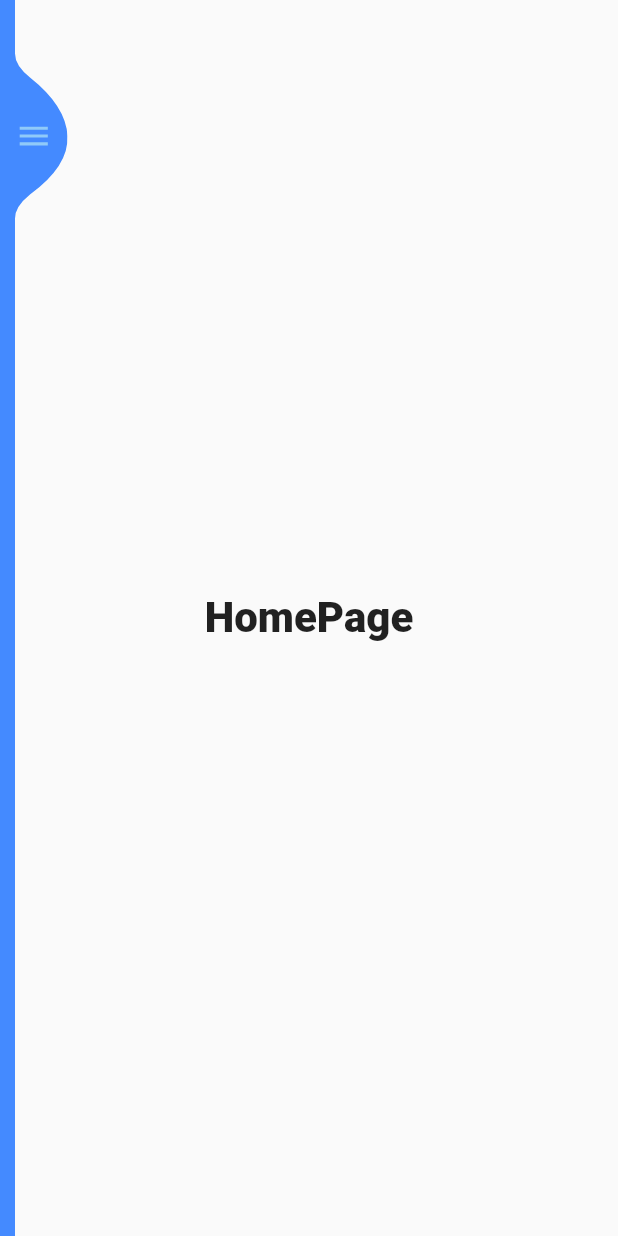
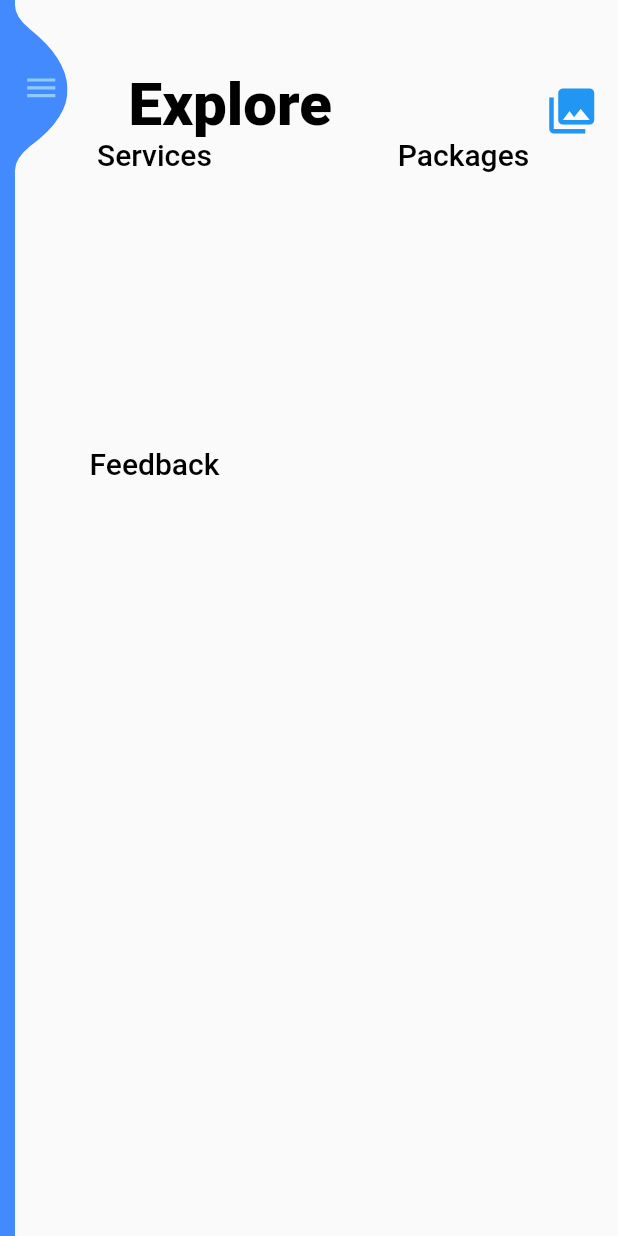
Before and after one commit to Akshaysharma98/home_car_service_flutter_app, a Flutter app: the screen it shows after launch, on a phone screen of 412 x 824 dp. Run offline on Flutter 3.47's test engine with Material 2 defaults, Android fonts, the phone set to English and light mode, and no system bars; our stand-ins replace rxdart.

Commit message:
minor tweaks

```diff
--- a/lib/pages/homepage.dart
+++ b/lib/pages/homepage.dart
@@ -1,11 +1,95 @@
 import 'package:flutter/material.dart';
 
-class HomePage extends StatelessWidget {
+class HomePage extends StatefulWidget {
+  @override
+  _HomePageState createState() => _HomePageState();
+}
+
+class _HomePageState extends State<HomePage> {
   @override
   Widget build(BuildContext context) {
-    return Center(
-      child: Text('HomePage',
-      style: TextStyle(fontWeight:FontWeight.w900,fontSize: 28),),
+    return SafeArea(
+          child: Scaffold(
+        backgroundColor: Colors.grey[50],
+        body: Stack(
+          children: <Widget> [
+            Align(
+              alignment: Alignment(-0.38, - 0.88),
+              child: Container(
+                child:Text("Explore",
+                style: TextStyle(
+                  color:Colors.black,
+                  fontSize: 40,
+                  fontWeight: FontWeight.w800,
+                  ),
+                ),
+              ),
+            ),
+
+            Positioned(
+              height: MediaQuery.of(context).size.height *0.18,
+              width: MediaQuery.of(context).size.width *1.85,
+                child: Icon(
+                Icons.photo_library,
+                color: Colors.blue,
+                size: 36,
+                ),
+            ),
+
+            Expanded(
+              child: GridView.count(
+                crossAxisCount: 2,
+                scrollDirection: Axis.vertical,
+                primary: false,
+                children: <Widget>[
+                  FlatButton(
+                    child: Column(
+                      mainAxisAlignment: MainAxisAlignment.center,
+                      children: <Widget>[
+                        Text("Services",
+                        style: TextStyle(
+                        color:Colors.black ,
+                         fontSize: 20),
+                         ),
+
+                      ],
+                    ),
+                    ),
+                  FlatButton(
+
+                    child: Column(
+                      mainAxisAlignment: MainAxisAlignment.center,
+                      children: <Widget>[
+                        Text("Packages",
+                        style: TextStyle(
+                        color:Colors.black ,
+                         fontSize: 20),
+                         ),
+
+                      ],
+                    ),
+                    ),
+                    FlatButton(
+
+                    child: Column(
+                      mainAxisAlignment: MainAxisAlignment.center,
+                      children: <Widget>[
+                        Text("Feedback",
+                        style: TextStyle(
+                        color:Colors.black ,
+                         fontSize: 20),
+                         ),
+
+                      ],
+                    ),
+                    ),
+
+                ],
+                ),
+            ),
+          ],
+        ),
+      ),
     );
   }
 }
--- a/lib/sidebar/sidebar.dart
+++ b/lib/sidebar/sidebar.dart
@@ -134,7 +134,7 @@ class _SideBarState extends State<SideBar> with SingleTickerProviderStateMixin<S
               ),
             ),
             Align(
-              alignment: Alignment(0, -0.9),
+              alignment: Alignment(0, -0.99),//-0.9
               child: GestureDetector(
 
                 onTap: () {
@@ -143,11 +143,11 @@ class _SideBarState extends State<SideBar> with SingleTickerProviderStateMixin<S
 
                 child: ClipPath(
                   clipper: CustomMenuClipper(),
-                  child: Container(//yeh background ha homepage ka
-                    width: 35,
-                    height: 110,
+                  child: Container(//yeh dusra part ha sidebar ka
+                    width: 35,//35
+                    height: 110,//110
                     color: Colors.blueAccent,
-                    alignment: Alignment.centerLeft,
+                    alignment: Alignment.center,//centerLeft
                     child: AnimatedIcon(
                       progress: _animationController.view,
                       icon: AnimatedIcons.menu_close,
--- a/lib/sidebar/sidebar_layout.dart
+++ b/lib/sidebar/sidebar_layout.dart
@@ -5,12 +5,14 @@ import 'package:hcr/sidebar/sidebar.dart';
 class SideBarLayout extends StatelessWidget {
   @override
   Widget build(BuildContext context) {
-    return Scaffold(
-          body: Stack(
-              children: <Widget>[
-                HomePage(),
-                SideBar(),
-              ],
+    return SafeArea(
+          child: Scaffold(
+            body: Stack(
+                children: <Widget>[
+                  HomePage(),
+                  SideBar(),
+                ],
+        ),
       ),
     );
   }
```
